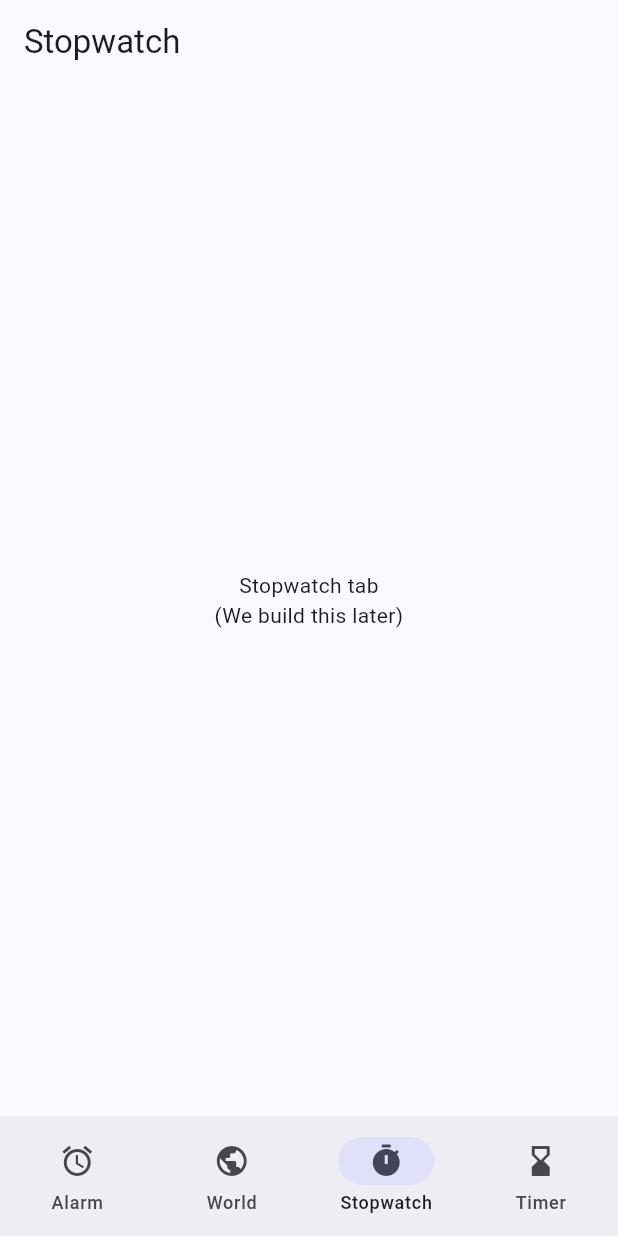
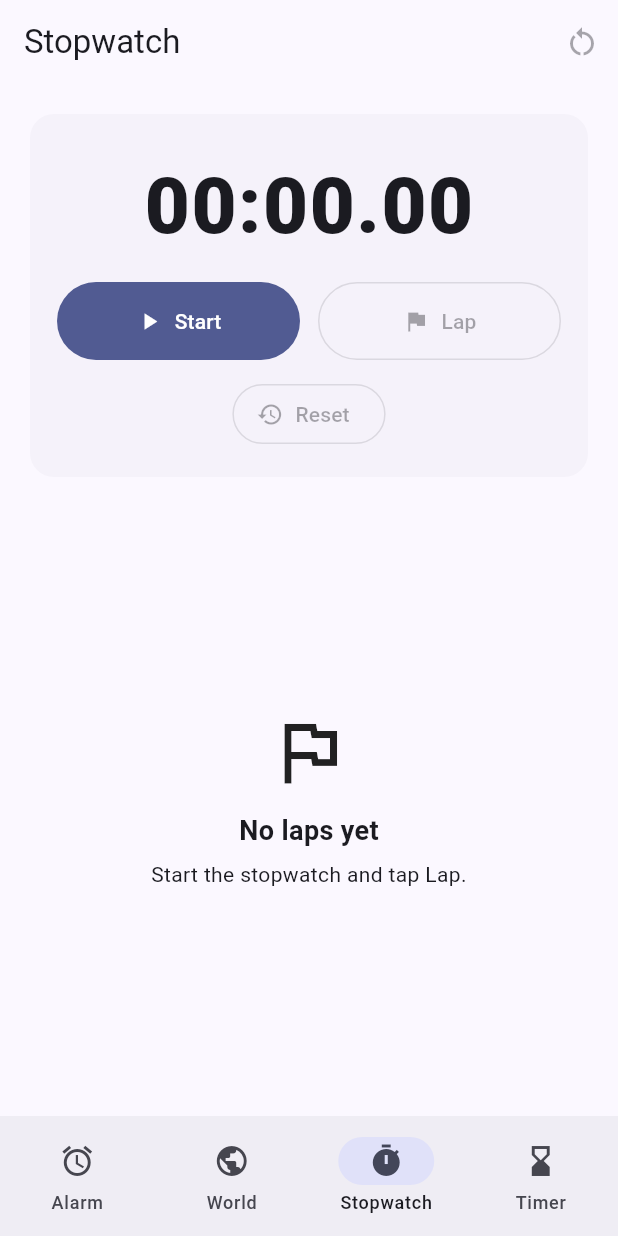
Before and after one commit to thisscribe000/ALARM-NEW, a Flutter app: the screen it shows after launch, item 3 of the bottom bar chosen, on a phone screen of 412 x 824 dp. Run offline on Flutter 3.47's test engine with Material 3 defaults, Android fonts, the light colour scheme and no system bars; our stand-ins replace shared_preferences.

Commit message:
Checkpoint: Stopwatch tab (start/pause/reset + laps)

```diff
--- a/lib/app/app.dart
+++ b/lib/app/app.dart
@@ -3,7 +3,7 @@ import 'package:flutter/material.dart';
 import '../shared/theme/app_theme.dart';
 import '../features/alarms/presentation/alarms_tab.dart';
 import '../features/world_clock/world_clock_tab.dart';
-import '../features/stopwatch/stopwatch_tab.dart';
+import '../features/stopwatch/presentation/stopwatch_tab.dart';
 import '../features/timer/timer_tab.dart';
 
 class AlarmNewApp extends StatelessWidget {
--- /dev/null
+++ b/lib/features/stopwatch/presentation/stopwatch_tab.dart
@@ -0,0 +1,218 @@
+import 'dart:async';
+
+import 'package:flutter/material.dart';
+
+class StopwatchTab extends StatefulWidget {
+  const StopwatchTab({super.key});
+
+  @override
+  State<StopwatchTab> createState() => _StopwatchTabState();
+}
+
+class _StopwatchTabState extends State<StopwatchTab> {
+  final Stopwatch _sw = Stopwatch();
+  Timer? _ticker;
+
+  Duration _elapsed = Duration.zero;
+  final List<Duration> _laps = [];
+
+  bool get _running => _sw.isRunning;
+
+  @override
+  void dispose() {
+    _ticker?.cancel();
+    super.dispose();
+  }
+
+  void _start() {
+    if (_running) return;
+
+    _sw.start();
+
+    _ticker?.cancel();
+    _ticker = Timer.periodic(const Duration(milliseconds: 50), (_) {
+      if (!mounted) return;
+      setState(() {
+        _elapsed = _sw.elapsed;
+      });
+    });
+
+    setState(() {
+      _elapsed = _sw.elapsed;
+    });
+  }
+
+  void _pause() {
+    if (!_running) return;
+
+    _sw.stop();
+    _ticker?.cancel();
+    _ticker = null;
+
+    setState(() {
+      _elapsed = _sw.elapsed;
+    });
+  }
+
+  void _reset() {
+    _sw.reset();
+    _ticker?.cancel();
+    _ticker = null;
+
+    setState(() {
+      _elapsed = Duration.zero;
+      _laps.clear();
+    });
+  }
+
+  void _lap() {
+    if (!_running) return;
+    final lapTime = _sw.elapsed;
+    setState(() => _laps.insert(0, lapTime));
+  }
+
+  @override
+  Widget build(BuildContext context) {
+    final timeText = _fmt(_elapsed);
+
+    return Scaffold(
+      appBar: AppBar(
+        title: const Text('Stopwatch'),
+        actions: [
+          IconButton(
+            tooltip: 'Reset',
+            onPressed: (_running || _elapsed > Duration.zero) ? _reset : null,
+            icon: const Icon(Icons.restart_alt),
+          ),
+        ],
+      ),
+      body: Padding(
+        padding: const EdgeInsets.all(16),
+        child: Column(
+          children: [
+            Card(
+              child: Padding(
+                padding: const EdgeInsets.all(18),
+                child: Column(
+                  children: [
+                    const SizedBox(height: 6),
+                    Text(
+                      timeText,
+                      style: const TextStyle(
+                        fontSize: 52,
+                        fontWeight: FontWeight.w900,
+                        letterSpacing: 1,
+                      ),
+                    ),
+                    const SizedBox(height: 14),
+                    Row(
+                      children: [
+                        Expanded(
+                          child: FilledButton.icon(
+                            onPressed: _running ? _pause : _start,
+                            icon: Icon(_running ? Icons.pause : Icons.play_arrow),
+                            label: Text(_running ? 'Pause' : 'Start'),
+                            style: FilledButton.styleFrom(
+                              padding: const EdgeInsets.symmetric(vertical: 16),
+                            ),
+                          ),
+                        ),
+                        const SizedBox(width: 12),
+                        Expanded(
+                          child: OutlinedButton.icon(
+                            onPressed: _running ? _lap : null,
+                            icon: const Icon(Icons.flag),
+                            label: const Text('Lap'),
+                            style: OutlinedButton.styleFrom(
+                              padding: const EdgeInsets.symmetric(vertical: 16),
+                            ),
+                          ),
+                        ),
+                      ],
+                    ),
+                    const SizedBox(height: 12),
+                    OutlinedButton.icon(
+                      onPressed: (!_running && _elapsed > Duration.zero) ? _reset : null,
+                      icon: const Icon(Icons.restore),
+                      label: const Text('Reset'),
+                    ),
+                  ],
+                ),
+              ),
+            ),
+            const SizedBox(height: 16),
+            Expanded(
+              child: _laps.isEmpty
+                  ? const _EmptyLaps()
+                  : ListView.separated(
+                      itemCount: _laps.length,
+                      separatorBuilder: (context, index) =>
+                          const SizedBox(height: 10),
+                      itemBuilder: (context, i) {
+                        final lap = _laps[i];
+                        return Card(
+                          child: ListTile(
+                            leading: CircleAvatar(
+                              child: Text('#${_laps.length - i}'),
+                            ),
+                            title: Text(
+                              _fmt(lap),
+                              style: const TextStyle(
+                                fontWeight: FontWeight.w800,
+                              ),
+                            ),
+                            subtitle: const Text('Lap time'),
+                          ),
+                        );
+                      },
+                    ),
+            ),
+          ],
+        ),
+      ),
+    );
+  }
+
+  String _fmt(Duration d) {
+    final totalMs = d.inMilliseconds;
+
+    final minutes = (totalMs ~/ 60000);
+    final seconds = (totalMs % 60000) ~/ 1000;
+    final centis = (totalMs % 1000) ~/ 10;
+
+    final mm = minutes.toString().padLeft(2, '0');
+    final ss = seconds.toString().padLeft(2, '0');
+    final cc = centis.toString().padLeft(2, '0');
+
+    return '$mm:$ss.$cc';
+  }
+}
+
+class _EmptyLaps extends StatelessWidget {
+  const _EmptyLaps();
+
+  @override
+  Widget build(BuildContext context) {
+    return Center(
+      child: Padding(
+        padding: const EdgeInsets.all(24),
+        child: Column(
+          mainAxisSize: MainAxisSize.min,
+          children: const [
+            Icon(Icons.flag_outlined, size: 56),
+            SizedBox(height: 12),
+            Text(
+              'No laps yet',
+              style: TextStyle(fontSize: 18, fontWeight: FontWeight.w600),
+            ),
+            SizedBox(height: 6),
+            Text(
+              'Start the stopwatch and tap Lap.',
+              textAlign: TextAlign.center,
+            ),
+          ],
+        ),
+      ),
+    );
+  }
+}
```
